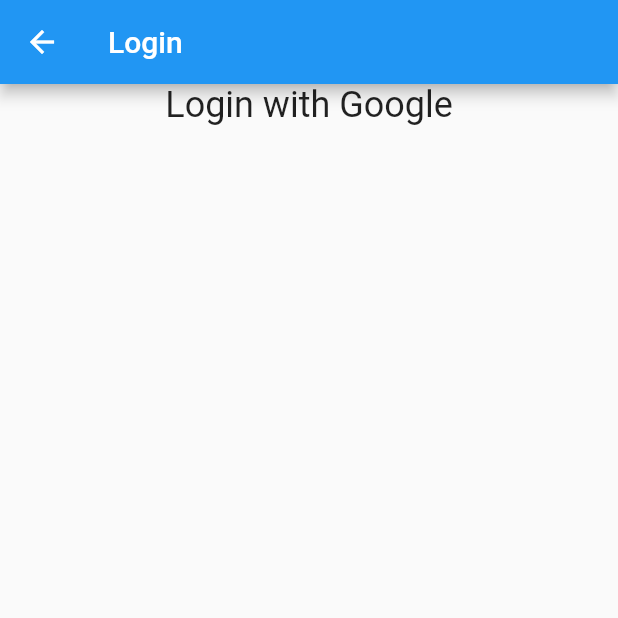
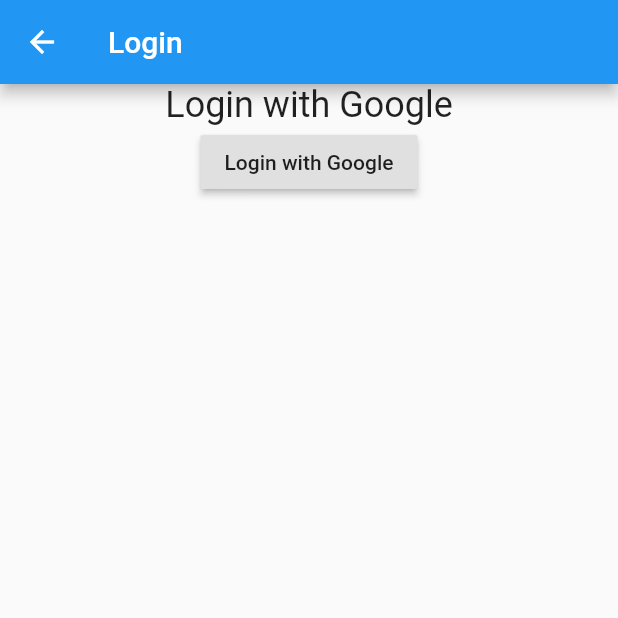
Before and after one commit to jordyvandomselaar/mail_app, a Flutter app: the LoginView screen opened directly, on a phone screen of 412 x 824 dp, the top half of it. Run offline on Flutter 3.47's test engine with Material 2 defaults, Android fonts, the phone set to English and light mode, and no system bars; our stand-ins replace flutter_redux, google_sign_in, redux.

```diff
--- a/lib/entities/User.dart
+++ /dev/null
@@ -1,4 +0,0 @@
-class User {
-  String id;
-  String email;
-}
--- a/lib/main.dart
+++ b/lib/main.dart
@@ -1,14 +1,12 @@
 import 'package:flutter/material.dart';
 import 'package:flutter_redux/flutter_redux.dart';
-import 'package:mail_app/entities/User.dart';
 import 'package:mail_app/redux/reducers/app_reducer.dart';
 import 'package:mail_app/widgets/containers/connected_auth_gatekeeper.dart';
 import 'package:mail_app/widgets/home_view.dart';
 import 'package:redux/redux.dart';
 
 void main() {
-  final store =
-      Store<AppState>(appReducer, initialState: AppState(user: User()));
+  final store = Store<AppState>(appReducer, initialState: AppState());
 
   runApp(MyApp(store));
 }
--- a/lib/redux/actions/user.dart
+++ b/lib/redux/actions/user.dart
@@ -1,7 +1,7 @@
-import 'package:mail_app/entities/User.dart';
+import 'package:google_sign_in/google_sign_in.dart';
 
 class SetUserAction {
-  final User user;
+  final GoogleSignInAccount user;
 
   SetUserAction(this.user);
 }
--- a/lib/redux/reducers/app_reducer.dart
+++ b/lib/redux/reducers/app_reducer.dart
@@ -1,8 +1,8 @@
-import 'package:mail_app/entities/User.dart';
+import 'package:google_sign_in/google_sign_in.dart';
 import 'package:mail_app/redux/reducers/users_reducer.dart';
 
 class AppState {
-  final User user;
+  final GoogleSignInAccount user;
 
   AppState({this.user});
 }
--- a/lib/redux/reducers/users_reducer.dart
+++ b/lib/redux/reducers/users_reducer.dart
@@ -1,7 +1,7 @@
-import 'package:mail_app/entities/User.dart';
+import 'package:google_sign_in/google_sign_in.dart';
 import 'package:mail_app/redux/actions/user.dart';
 
-User usersReducer(User user, dynamic action) {
+GoogleSignInAccount usersReducer(GoogleSignInAccount user, dynamic action) {
   if (action is SetUserAction) {
     return action.user;
   }
--- a/lib/widgets/auth_gatekeeper.dart
+++ b/lib/widgets/auth_gatekeeper.dart
@@ -1,8 +1,8 @@
 import 'package:flutter/material.dart';
-import 'package:mail_app/entities/User.dart';
+import 'package:google_sign_in/google_sign_in.dart';
 
 class AuthGatekeeper extends StatelessWidget {
-  final User user;
+  final GoogleSignInAccount user;
   final Widget child;
   final Widget authWidget;
 
--- a/lib/widgets/containers/connected_auth_gatekeeper.dart
+++ b/lib/widgets/containers/connected_auth_gatekeeper.dart
@@ -1,6 +1,6 @@
 import 'package:flutter/material.dart';
 import 'package:flutter_redux/flutter_redux.dart';
-import 'package:mail_app/entities/User.dart';
+import 'package:google_sign_in/google_sign_in.dart';
 import 'package:mail_app/redux/reducers/app_reducer.dart';
 import 'package:mail_app/widgets/auth_gatekeeper.dart';
 import 'package:mail_app/widgets/login_view.dart';
@@ -12,7 +12,7 @@ class ConnectedAuthGatekeeper extends StatelessWidget {
 
   @override
   Widget build(BuildContext context) {
-    return StoreConnector<AppState, User>(
+    return StoreConnector<AppState, GoogleSignInAccount>(
       converter: (store) {
         return store.state.user;
       },
--- a/lib/widgets/containers/connected_google_sign_in_widget.dart
+++ b/lib/widgets/containers/connected_google_sign_in_widget.dart
@@ -1,5 +1,51 @@
+import 'package:flutter/material.dart';
+import 'package:flutter_redux/flutter_redux.dart';
 import 'package:google_sign_in/google_sign_in.dart';
+import 'package:mail_app/redux/actions/user.dart';
+import 'package:mail_app/redux/reducers/app_reducer.dart';
+import 'package:mail_app/widgets/google_sign_in_widget.dart';
 
 GoogleSignIn _googleSignIn = GoogleSignIn(scopes: [
   'email',
 ]);
+
+class ConnectedGoogleSigninWidget extends StatelessWidget {
+  ConnectedGoogleSigninWidget() {
+    _googleSignIn.signInSilently(suppressErrors: true);
+  }
+
+  @override
+  Widget build(BuildContext context) {
+    return StoreConnector<AppState, GoogleSignInWidgetViewModel>(
+      converter: (store) {
+        return GoogleSignInWidgetViewModel(onPressed: () {
+          _googleSignIn.signIn();
+        }, constructorCallback: () {
+          _googleSignIn.onCurrentUserChanged
+              .listen((GoogleSignInAccount account) async {
+            if (account != null) {
+              store.dispatch(SetUserAction(account));
+            } else {
+              store.dispatch(SetUserAction(null));
+            }
+          });
+        });
+      },
+      builder: (BuildContext context, GoogleSignInWidgetViewModel viewModel) {
+        return GoogleSignInWidget(
+          onPressed: viewModel.onPressed,
+        );
+      },
+    );
+  }
+}
+
+class GoogleSignInWidgetViewModel {
+  final void Function() onPressed;
+  final void Function() constructorCallback;
+
+  GoogleSignInWidgetViewModel(
+      {@required this.onPressed, @required this.constructorCallback}) {
+    constructorCallback();
+  }
+}
--- a/lib/widgets/google_sign_in_widget.dart
+++ b/lib/widgets/google_sign_in_widget.dart
@@ -1,13 +1,12 @@
 import 'package:flutter/material.dart';
-import 'package:google_sign_in/google_sign_in.dart';
 
 class GoogleSignInWidget extends StatelessWidget {
-  final GoogleSignIn _googleSignIn;
+  final void Function() onPressed;
 
-  GoogleSignInWidget(this._googleSignIn);
+  GoogleSignInWidget({@required this.onPressed});
 
   @override
   Widget build(BuildContext context) {
-    return Container();
+    return RaisedButton(child: Text("Login with Google"), onPressed: onPressed);
   }
 }
--- a/lib/widgets/login_view.dart
+++ b/lib/widgets/login_view.dart
@@ -1,4 +1,5 @@
 import 'package:flutter/material.dart';
+import 'package:mail_app/widgets/containers/connected_google_sign_in_widget.dart';
 
 class LoginView extends StatelessWidget {
   @override
@@ -7,14 +8,16 @@ class LoginView extends StatelessWidget {
       appBar: AppBar(
         title: Text("Login"),
       ),
-      body: Column(
-        children: <Widget>[
-          Center(
-            child: Text("Login with Google",
+      body: Container(
+          child: Center(
+        child: Column(
+          children: <Widget>[
+            Text("Login with Google",
                 style: Theme.of(context).textTheme.headline),
-          )
-        ],
-      ),
+            ConnectedGoogleSigninWidget()
+          ],
+        ),
+      )),
     );
   }
 }
```
Also changed, not shown: 1 other file.
